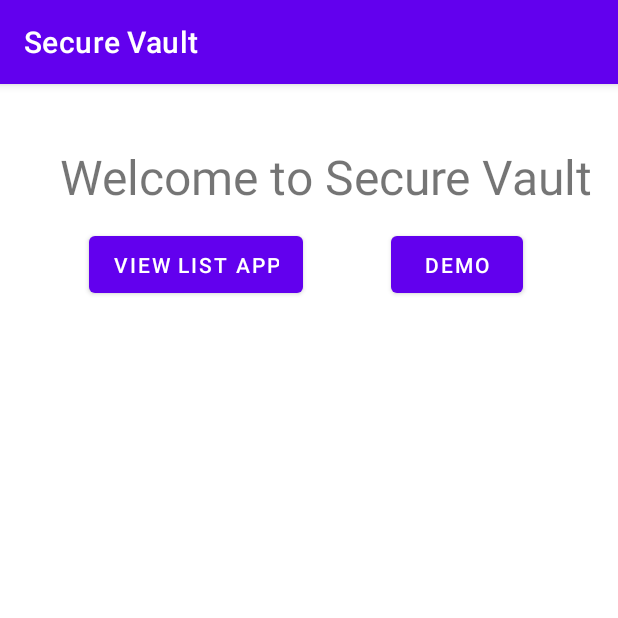
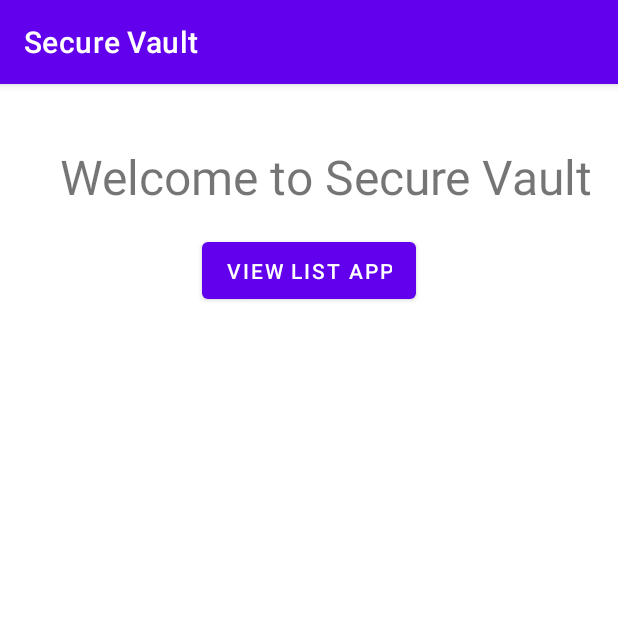
Before and after one commit to minhducdo050702/T07, an Android app: the screen it shows after launch (MainActivity), on a phone screen of 412 x 824 dp, the top half of it. Run offline under Robolectric (Android 15) with nearby library versions, the phone set to English and light mode, and no system bars; our stand-ins replace Room's generated code, data binding, navigation-ui; 7 statements that could not run were skipped.

Commit message:
fix schedule

```diff
--- a/app/src/main/java/com/example/openssldemo/MainService.kt
+++ b/app/src/main/java/com/example/openssldemo/MainService.kt
@@ -59,13 +59,9 @@ class MainService : Service() {
                         scheduleWorker(15, TimeUnit.MINUTES, packageID)
                         return "You have registered successful."
                     }
-
                 }catch (e: Exception) {
                     return e.message.toString()
                 }
-
-
-
             } else {
                 Log.d(TAG, "packageID null")
                 return "You must submit identification information to register"
--- a/app/src/main/java/com/example/openssldemo/ui/LogFragment.kt
+++ b/app/src/main/java/com/example/openssldemo/ui/LogFragment.kt
@@ -62,18 +62,18 @@ class LogFragment : Fragment() {
             handleClick()
         }
 
-        binding.demo.setOnClickListener {
-            demo()
-        }
-
-        Log.d("LogFragment", "onViewCreated: ${AppDatabase.getDbPath(requireContext())}")
+//        binding.demo.setOnClickListener {
+//            demo()
+//        }
+//
+//        Log.d("LogFragment", "onViewCreated: ${AppDatabase.getDbPath(requireContext())}")
 
     }
-    private fun demo() {
+//    private fun demo() {
 //        val register = Register(this.context)
 //        register.registerApp("com.example.clientapp")
-        viewModel.scheduleWorker(15, TimeUnit.SECONDS, "com.example.clientapp")
-    }
+//       // viewModel.scheduleWorker(15, TimeUnit.SECONDS, "com.example.clientapp")
+//    }
     private fun handleClick() {
         val action = LogFragmentDirections.actionLogFragmentToAppFragment()
         findNavController().navigate(action)
--- a/app/src/main/res/layout/fragment_log.xml
+++ b/app/src/main/res/layout/fragment_log.xml
@@ -25,25 +25,24 @@
             app:layout_constraintStart_toStartOf="parent"
             app:layout_constraintTop_toTopOf="parent" />
 
+        <!--        <Button-->
+<!--            android:id="@+id/demo"-->
+<!--            android:layout_width="wrap_content"-->
+<!--            android:layout_height="50dp"-->
+<!--            android:layout_marginTop="12dp"-->
+<!--            android:text="Demo"-->
+<!--            app:layout_constraintEnd_toEndOf="parent"-->
+<!--            app:layout_constraintHorizontal_bias="0.804"-->
+<!--            app:layout_constraintStart_toStartOf="parent"-->
+<!--            app:layout_constraintTop_toBottomOf="@id/textView" />-->
+
         <Button
             android:id="@+id/go_to_app_list"
             android:layout_width="wrap_content"
             android:layout_height="50dp"
-            android:layout_marginTop="12dp"
+            android:layout_marginTop="16dp"
             android:text="@string/view_app_list"
             app:layout_constraintEnd_toEndOf="parent"
-            app:layout_constraintHorizontal_bias="0.221"
-            app:layout_constraintStart_toStartOf="parent"
-            app:layout_constraintTop_toBottomOf="@id/textView" />
-
-        <Button
-            android:id="@+id/demo"
-            android:layout_width="wrap_content"
-            android:layout_height="50dp"
-            android:layout_marginTop="12dp"
-            android:text="Demo"
-            app:layout_constraintEnd_toEndOf="parent"
-            app:layout_constraintHorizontal_bias="0.804"
             app:layout_constraintStart_toStartOf="parent"
             app:layout_constraintTop_toBottomOf="@id/textView" />
 
```
Also changed, not shown: 1 other file.
